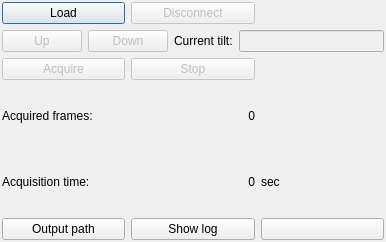
This is src/PointCloudProcessingFrontend/Widgets/Ponnector/ponnector.ui in ALEXJAZZ008008/PointCloudProcessing as Qt 5 draws it before an edit. The edited form follows.
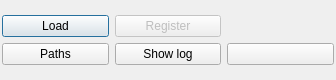
This is the edited form. Icons and pictures are not drawn.

Patch:
```diff
--- a/src/PointCloudProcessingFrontend/Widgets/Ponnector/ponnector.ui
+++ b/src/PointCloudProcessingFrontend/Widgets/Ponnector/ponnector.ui
@@ -6,8 +6,8 @@
    <rect>
     <x>0</x>
     <y>0</y>
-    <width>386</width>
-    <height>242</height>
+    <width>336</width>
+    <height>80</height>
    </rect>
   </property>
   <property name="windowTitle">
@@ -26,12 +26,12 @@
    <property name="bottomMargin">
     <number>2</number>
    </property>
-   <item row="0" column="0" rowspan="2">
+   <item row="0" column="0">
     <layout class="QGridLayout" name="gridLayout">
-     <item row="5" column="0">
-      <widget class="QPushButton" name="_psh_output_path">
+     <item row="1" column="0">
+      <widget class="QPushButton" name="_psh_paths">
        <property name="text">
-        <string>Output path</string>
+        <string>Paths</string>
        </property>
        <property name="icon">
         <iconset theme="document-open">
@@ -39,17 +39,7 @@
        </property>
       </widget>
      </item>
-     <item row="2" column="0">
-      <widget class="QPushButton" name="_psh_acquire_start">
-       <property name="enabled">
-        <bool>false</bool>
-       </property>
-       <property name="text">
-        <string>Acquire</string>
-       </property>
-      </widget>
-     </item>
-     <item row="5" column="1">
+     <item row="1" column="1">
       <widget class="QPushButton" name="_psh_show_log">
        <property name="text">
         <string>Show log</string>
@@ -60,7 +50,7 @@
        </property>
       </widget>
      </item>
-     <item row="5" column="2">
+     <item row="1" column="2">
       <widget class="QPushButton" name="_psh_settings">
        <property name="text">
         <string/>
@@ -71,64 +61,13 @@
        </property>
       </widget>
      </item>
-     <item row="4" column="2">
-      <widget class="QLabel" name="label_5">
-       <property name="text">
-        <string>sec</string>
-       </property>
-      </widget>
-     </item>
-     <item row="4" column="1">
-      <widget class="QLabel" name="lbl_time_lapsed">
-       <property name="text">
-        <string>0</string>
-       </property>
-       <property name="alignment">
-        <set>Qt::AlignRight|Qt::AlignTrailing|Qt::AlignVCenter</set>
-       </property>
-      </widget>
-     </item>
-     <item row="2" column="1">
-      <widget class="QPushButton" name="_psh_acquire_stop">
-       <property name="enabled">
-        <bool>false</bool>
-       </property>
-       <property name="text">
-        <string>Stop</string>
-       </property>
-      </widget>
-     </item>
-     <item row="4" column="0">
-      <widget class="QLabel" name="label_3">
-       <property name="text">
-        <string>Acquisition time: </string>
-       </property>
-      </widget>
-     </item>
      <item row="0" column="1">
       <widget class="QPushButton" name="_psh_disconnect">
        <property name="enabled">
         <bool>false</bool>
        </property>
        <property name="text">
-        <string>Disconnect</string>
-       </property>
-      </widget>
-     </item>
-     <item row="3" column="0">
-      <widget class="QLabel" name="label">
-       <property name="text">
-        <string>Acquired frames: </string>
-       </property>
-      </widget>
-     </item>
-     <item row="3" column="1">
-      <widget class="QLabel" name="lbl_frames_recd">
-       <property name="text">
-        <string>0</string>
-       </property>
-       <property name="alignment">
-        <set>Qt::AlignRight|Qt::AlignTrailing|Qt::AlignVCenter</set>
+        <string>Register</string>
        </property>
       </widget>
      </item>
@@ -142,44 +81,6 @@
        </property>
       </widget>
      </item>
-     <item row="1" column="0" colspan="3">
-      <layout class="QGridLayout" name="gridLayout_3">
-       <item row="0" column="2">
-        <widget class="QLabel" name="label_2">
-         <property name="text">
-          <string>Current tilt:</string>
-         </property>
-        </widget>
-       </item>
-       <item row="0" column="0">
-        <widget class="QPushButton" name="psh_tilt_up">
-         <property name="enabled">
-          <bool>false</bool>
-         </property>
-         <property name="text">
-          <string>Up</string>
-         </property>
-        </widget>
-       </item>
-       <item row="0" column="3">
-        <widget class="QLineEdit" name="le_cur_tilt">
-         <property name="enabled">
-          <bool>false</bool>
-         </property>
-        </widget>
-       </item>
-       <item row="0" column="1">
-        <widget class="QPushButton" name="psh_tilt_down">
-         <property name="enabled">
-          <bool>false</bool>
-         </property>
-         <property name="text">
-          <string>Down</string>
-         </property>
-        </widget>
-       </item>
-      </layout>
-     </item>
     </layout>
    </item>
   </layout>
```
Left out of the diff: 4 changed lines with no effect on the pictures.
